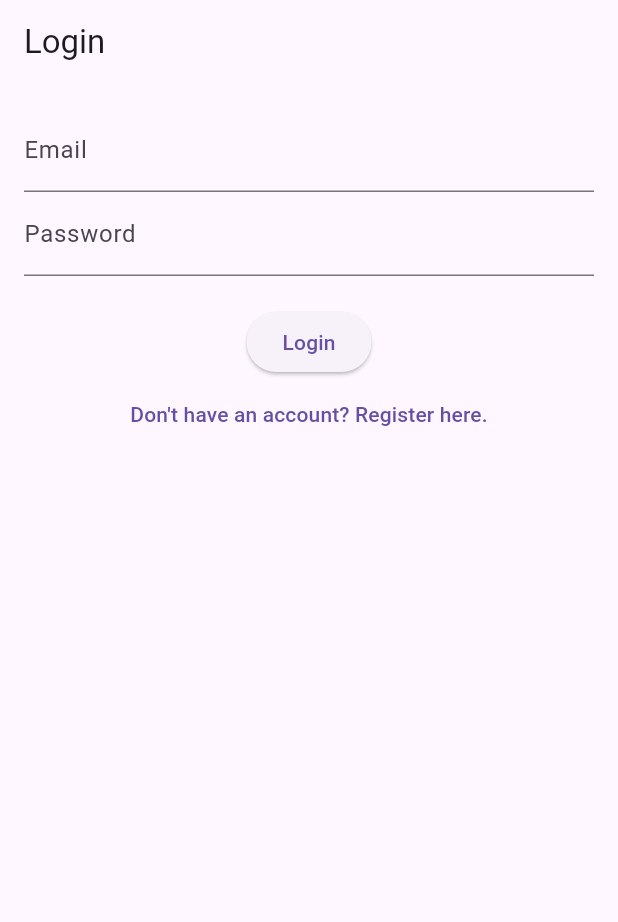
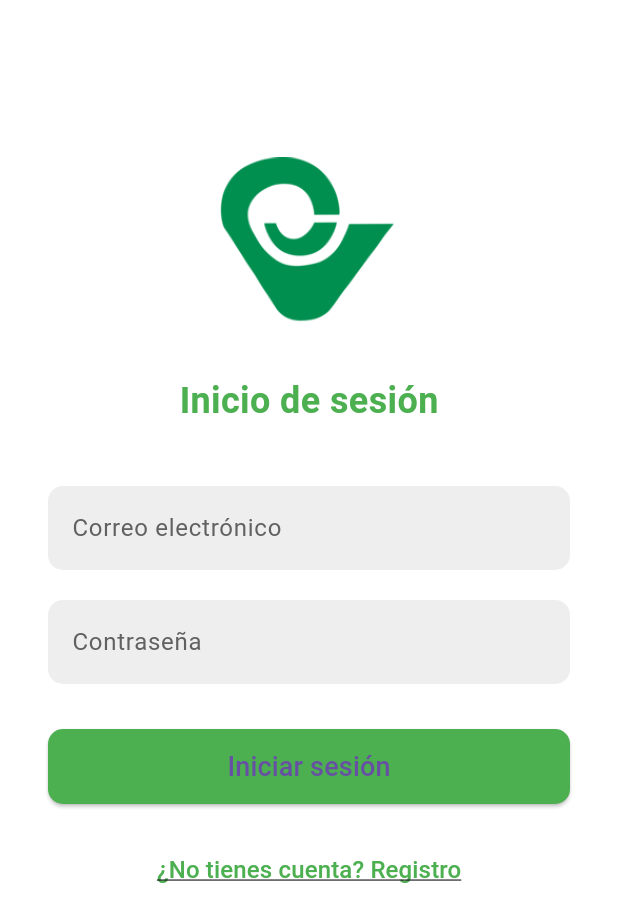
Before and after one commit to marh08192003/servicios_generales_dart, a Flutter app: the screen it shows after launch, on a phone screen of 412 x 824 dp. Shown: the top 922 px of the screen. Run offline on Flutter 3.47's test engine with Material 3 defaults, Android fonts, the phone set to English and light mode, and no system bars; our stand-ins replace flutter_secure_storage.

Commit message:
pasaron cositas

```diff
--- a/lib/screens/login/login_screen.dart
+++ b/lib/screens/login/login_screen.dart
@@ -11,45 +11,117 @@ class LoginScreen extends StatelessWidget {
   @override
   Widget build(BuildContext context) {
     return Scaffold(
-      appBar: AppBar(title: const Text("Login")),
-      body: Padding(
-        padding: const EdgeInsets.all(16.0),
+      body: Container(
+        width: double.infinity,
+        height: double.infinity,
+        decoration: const BoxDecoration(
+          color: Colors.white,
+        ),
+        child: SingleChildScrollView(
+          child: Column(
+            crossAxisAlignment: CrossAxisAlignment.center,
+            children: [
+              const SizedBox(height: 100),
+              // Logo
+              Image.asset(
+                'assets/images/uceva_logo.png',
+                width: 120,
+                height: 120,
+              ),
+              const SizedBox(height: 30),
+              // Título
+              const Text(
+                "Inicio de sesión",
+                style: TextStyle(
+                  fontSize: 24,
+                  fontWeight: FontWeight.bold,
+                  color: Colors.green,
+                ),
+              ),
+              const SizedBox(height: 40),
+              // Formulario de inicio de sesión
+              Padding(
+                padding: const EdgeInsets.symmetric(horizontal: 32),
                 child: Column(
                   children: [
                     TextField(
                       controller: emailController,
-              decoration: const InputDecoration(labelText: "Email"),
+                      decoration: InputDecoration(
+                        labelText: "Correo electrónico",
+                        labelStyle: TextStyle(color: Colors.grey[700]),
+                        filled: true,
+                        fillColor: Colors.grey[200],
+                        border: OutlineInputBorder(
+                          borderRadius: BorderRadius.circular(10),
+                          borderSide: BorderSide.none,
                         ),
+                      ),
+                    ),
+                    const SizedBox(height: 20),
                     TextField(
                       controller: passwordController,
-              decoration: const InputDecoration(labelText: "Password"),
+                      decoration: InputDecoration(
+                        labelText: "Contraseña",
+                        labelStyle: TextStyle(color: Colors.grey[700]),
+                        filled: true,
+                        fillColor: Colors.grey[200],
+                        border: OutlineInputBorder(
+                          borderRadius: BorderRadius.circular(10),
+                          borderSide: BorderSide.none,
+                        ),
+                      ),
                       obscureText: true,
                     ),
-            const SizedBox(height: 20),
+                    const SizedBox(height: 30),
                     ElevatedButton(
                       onPressed: () async {
                         final email = emailController.text;
                         final password = passwordController.text;
 
-                final success = await _authService.login(email, password);
+                        final success =
+                            await _authService.login(email, password);
 
                         if (success) {
-                  Navigator.pushReplacementNamed(context, AppRoutes.home);
+                          Navigator.pushReplacementNamed(
+                              context, AppRoutes.home);
                         } else {
                           ScaffoldMessenger.of(context).showSnackBar(
                             const SnackBar(content: Text("Login failed!")),
                           );
                         }
                       },
-              child: const Text("Login"),
+                      style: ElevatedButton.styleFrom(
+                        backgroundColor: Colors.green,
+                        minimumSize: const Size(double.infinity, 50),
+                        shape: RoundedRectangleBorder(
+                          borderRadius: BorderRadius.circular(10),
                         ),
+                      ),
+                      child: const Text(
+                        "Iniciar sesión",
+                        style: TextStyle(fontSize: 18),
+                      ),
+                    ),
+                  ],
+                ),
+              ),
+              const SizedBox(height: 20),
+              // Link de registro
               TextButton(
                 onPressed: () {
                   Navigator.pushNamed(context, AppRoutes.register);
                 },
-              child: const Text("Don't have an account? Register here."),
+                child: const Text(
+                  "¿No tienes cuenta? Registro",
+                  style: TextStyle(
+                    color: Colors.green,
+                    fontSize: 16,
+                    decoration: TextDecoration.underline,
+                  ),
+                ),
               ),
             ],
+          ),
         ),
       ),
     );
--- a/pubspec.yaml
+++ b/pubspec.yaml
@@ -1,4 +1,4 @@
-name: servicios_generales_dart
+name: servicios_generales_dart_v2
 description: "A new Flutter project."
 # The following line prevents the package from being accidentally published to
 # pub.dev using `flutter pub publish`. This is preferred for private packages.
@@ -61,7 +61,8 @@ flutter:
   uses-material-design: true
 
   # To add assets to your application, add an assets section, like this:
-  # assets:
+  assets:
+    - assets/images/uceva_logo.png
   #   - images/a_dot_burr.jpeg
   #   - images/a_dot_ham.jpeg
 
```
Also changed, not shown: assets/images/uceva_logo.png (added), 1 other file. Lines whose indentation alone changed are shown as unchanged.
